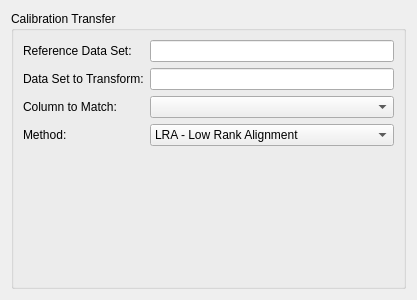
The window that ui/CalibrationTransfer.ui (tisaconundrum2/PySAT-GUI) describes before a commit, drawn with Qt 5.
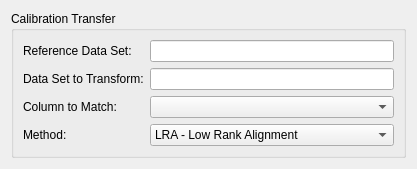
The same window after the commit.

```diff
--- a/ui/CalibrationTransfer.ui
+++ b/ui/CalibrationTransfer.ui
@@ -2,14 +2,6 @@
 <ui version="4.0">
  <class>Form</class>
  <widget class="QWidget" name="Form">
-  <property name="geometry">
-   <rect>
-    <x>0</x>
-    <y>0</y>
-    <width>400</width>
-    <height>300</height>
-   </rect>
-  </property>
   <property name="windowTitle">
    <string>Form</string>
   </property>
```
